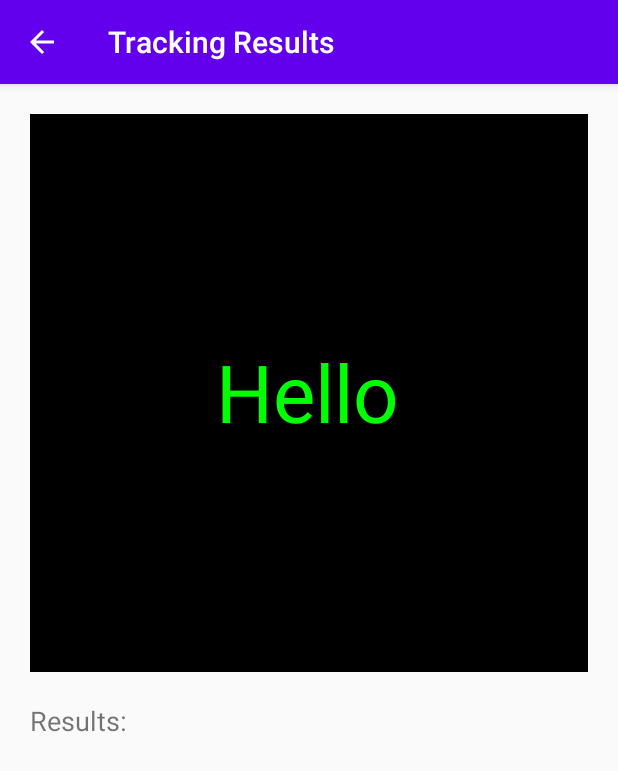
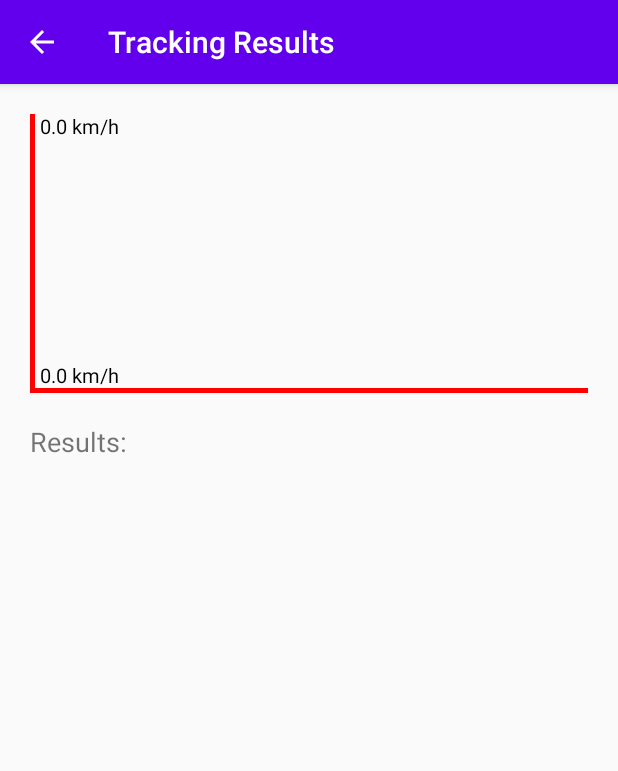
Before and after one commit to matiboux/griffith-android-trackmaster, an Android app: the ResultsActivity screen opened directly, with no data from a screen before it, on a phone screen of 412 x 824 dp. Shown: the top 771 px of the screen. Run offline under Robolectric (Android 15) with nearby library versions, the phone set to English and light mode, and no system bars; 16 statements that could not run were skipped.

Commit message:
Added working custom graph view: SpeedGraphView

```diff
--- a/TrackMaster/app/src/main/java/com/matiboux/griffith/trackmaster/ResultsActivity.java
+++ b/TrackMaster/app/src/main/java/com/matiboux/griffith/trackmaster/ResultsActivity.java
@@ -2,7 +2,6 @@ package com.matiboux.griffith.trackmaster;
 
 import android.content.Intent;
 import android.os.Bundle;
-import android.text.TextUtils;
 import android.view.MenuItem;
 import android.widget.TextView;
 
@@ -10,14 +9,11 @@ import androidx.appcompat.app.ActionBar;
 import androidx.appcompat.app.AppCompatActivity;
 
 import java.io.File;
-import java.text.SimpleDateFormat;
-import java.util.Date;
-import java.util.List;
-import java.util.Locale;
 import java.util.Objects;
 
 public class ResultsActivity extends AppCompatActivity {
 
+    private SpeedGraphView speedGraphView;
     private TextView txvResults;
     private GPXFile gpxFile;
 
@@ -33,6 +29,7 @@ public class ResultsActivity extends AppCompatActivity {
         }
 
         // Layout components
+        speedGraphView = findViewById(R.id.speed_graph_view);
         txvResults = findViewById(R.id.txv_results);
 
         // Load the GPX file
@@ -43,11 +40,12 @@ public class ResultsActivity extends AppCompatActivity {
         txvResults.append("\n- Nb entries: " + gpxData.getSize());
         txvResults.append("\n- Elapsed time: " + gpxData.getElapsedSeconds() + " sec");
         txvResults.append("\n- Total Distance: " + gpxData.getTotalMeters() + " m");
-        txvResults.append("\n- Average Overall Speed: " + gpxData.getAverageOverallSpeed() + " m/sec");
+        txvResults.append("\n- Overall Speed: " + gpxData.getOverallSpeed() + " m/sec");
         txvResults.append("\n- Average Speed: " + gpxData.getAverageSpeed() + " m/sec");
         txvResults.append("\n- Min Altitude: " + gpxData.getMinAltitude() + " m");
         txvResults.append("\n- Max Altitude: " + gpxData.getMaxAltitude() + " m");
         txvResults.append("\n- Average Altitude: " + gpxData.getAverageAltitude() + " m");
+        speedGraphView.setData(gpxData.getAverageSpeeds());
     }
 
     @Override
--- a/TrackMaster/app/src/main/java/com/matiboux/griffith/trackmaster/ResultsView.java
+++ /dev/null
@@ -1,150 +0,0 @@
-package com.matiboux.griffith.trackmaster;
-
-import android.content.Context;
-import android.graphics.Canvas;
-import android.graphics.Color;
-import android.graphics.Paint;
-import android.graphics.Rect;
-import android.util.AttributeSet;
-import android.view.MotionEvent;
-import android.view.View;
-
-import java.util.ArrayList;
-
-public class ResultsView extends View {
-    private Context context;
-
-    private Paint coveredPaint, uncoveredPaint, markedPaint, minefieldPaint;
-    private Paint gridPaint, textPaint;
-    private Paint lostPaint, wonPaint, strokePaint;
-
-    // default constructor for the class that takes in a context
-    public ResultsView(Context c) {
-        super(c);
-        if (!isInEditMode()) init();
-    }
-
-    // constructor that takes in a context and also a list of attributes
-    // that were set through XML
-    public ResultsView(Context c, AttributeSet as) {
-        super(c, as);
-        if (!isInEditMode()) init();
-    }
-
-    // constructor that take in a context, attribute set and also a default
-    // style in case the view is to be styled in a certain way
-    public ResultsView(Context c, AttributeSet as, int default_style) {
-        super(c, as, default_style);
-        if (!isInEditMode()) init();
-    }
-
-    // refactored init method as most of this code is shared by all the constructors
-    private void init() {
-        // Get the current context
-        context = getContext();
-
-        // Cell State Paint objects
-        coveredPaint = new Paint(Paint.ANTI_ALIAS_FLAG);
-        coveredPaint.setColor(Color.BLACK);
-        uncoveredPaint = new Paint(Paint.ANTI_ALIAS_FLAG);
-        uncoveredPaint.setColor(Color.GRAY);
-        markedPaint = new Paint(Paint.ANTI_ALIAS_FLAG);
-        markedPaint.setColor(Color.YELLOW);
-        minefieldPaint = new Paint(Paint.ANTI_ALIAS_FLAG);
-        minefieldPaint.setColor(Color.RED);
-
-        // Grid Paint objects
-        gridPaint = new Paint(Paint.ANTI_ALIAS_FLAG);
-        gridPaint.setColor(Color.WHITE);
-        textPaint = new Paint(Paint.ANTI_ALIAS_FLAG);
-        textPaint.setColor(Color.BLACK);
-
-        // Game Over Paint objects
-        lostPaint = new Paint(Paint.ANTI_ALIAS_FLAG);
-        lostPaint.setColor(Color.RED);
-        wonPaint = new Paint(Paint.ANTI_ALIAS_FLAG);
-        wonPaint.setColor(Color.GREEN);
-        strokePaint = new Paint(Paint.ANTI_ALIAS_FLAG);
-        strokePaint.setStyle(Paint.Style.STROKE);
-        strokePaint.setStrokeWidth(10);
-        strokePaint.setColor(Color.BLACK);
-
-        //gameAI = new GameAI(this); // Initialize the AI
-        //initializeGrid(); // Initialize the game board
-    }
-
-    @Override
-    protected void onMeasure(int widthMeasureSpec, int heightMeasureSpec) {
-        super.onMeasure(widthMeasureSpec, heightMeasureSpec);
-        int size = 0;
-        int width = getMeasuredWidth();
-        int height = getMeasuredHeight();
-
-        size = Math.min(width, height);
-        setMeasuredDimension(size, size);
-    }
-
-    @Override
-    protected void onSizeChanged(int width, int height, int oldWidth, int oldHeight) {
-        super.onSizeChanged(width, height, oldWidth, oldHeight);
-
-        /*
-        // Calculate the width & height of a cell
-        cellWidth = getWidth() / gridSize;
-        cellHeight = getHeight() / gridSize;
-        */
-
-        // Updated the size of texts
-        textPaint.setTextSize((int) (getWidth() / 100 * 8));
-        int gameOverTextSize = getWidth() / 100 * 16;
-        wonPaint.setTextSize(gameOverTextSize);
-        lostPaint.setTextSize(gameOverTextSize);
-        strokePaint.setTextSize(gameOverTextSize);
-
-        invalidate();
-    }
-
-    // public method that needs to be overridden to draw the contents of this widget
-    @Override
-    public void onDraw(Canvas canvas) {
-        // call the superclass method
-        super.onDraw(canvas);
-
-        // Black background
-        canvas.drawColor(Color.BLACK);
-
-        Rect rect = new Rect(0, 0, getWidth(), getHeight());
-        drawCenterText(canvas, "Hello", rect, wonPaint);
-    }
-
-    // public method that needs to be overridden to handle the touches from a user
-    @Override
-    public boolean onTouchEvent(MotionEvent event) {
-        // ...
-
-        // If we have not handled the touch event, ask the system to do it
-        return super.onTouchEvent(event);
-    }
-
-    private void drawCenterText(Canvas canvas, String text, Rect rect, Paint paint) {
-        //paint.setTextAlign(Paint.Align.LEFT);
-
-        // Get center of the space
-        float centerX = rect.left + rect.width() / 2f;
-        float centerY = rect.top + rect.height() / 2f;
-
-        // Reuse rect to get the size of the text
-        paint.getTextBounds(text, 0, text.length(), rect);
-
-        // Compute coordinates for the text & Draw the text
-        float x = centerX - rect.width() / 2f - rect.left;
-        float y = centerY + rect.height() / 2f - rect.bottom;
-        canvas.drawText(text, x, y, paint);
-    }
-
-    private void drawCenterText(Canvas canvas, String text, Rect rect, Paint textPaint, Paint strokePaint) {
-        // Using a copy of rect for the first call so that the second call use the same initial rect
-        drawCenterText(canvas, text, new Rect(rect), strokePaint);
-        drawCenterText(canvas, text, rect, textPaint);
-    }
-}
--- /dev/null
+++ b/TrackMaster/app/src/main/java/com/matiboux/griffith/trackmaster/SpeedGraphView.java
@@ -0,0 +1,139 @@
+package com.matiboux.griffith.trackmaster;
+
+import android.content.Context;
+import android.graphics.Canvas;
+import android.graphics.Color;
+import android.graphics.Paint;
+import android.util.AttributeSet;
+import android.util.Pair;
+import android.view.View;
+
+import java.util.List;
+
+public class SpeedGraphView extends View {
+    private long minX;
+    private long maxX;
+    private double minY;
+    private double maxY;
+    private int canvasWidth;
+    private int canvasHeight;
+
+    private List<Pair<Long, Double>> averageSpeeds;
+
+    private Paint dataPointPaint, dataPointFillPaint, dataPointLinePaint, axisLinePaint;
+    private Paint textPaint;
+
+    public SpeedGraphView(Context c) {
+        super(c);
+        if (!isInEditMode()) init();
+    }
+
+    public SpeedGraphView(Context c, AttributeSet as) {
+        super(c, as);
+        if (!isInEditMode()) init();
+    }
+
+    public SpeedGraphView(Context c, AttributeSet as, int default_style) {
+        super(c, as, default_style);
+        if (!isInEditMode()) init();
+    }
+
+    private void init() {
+        // Paint objects
+        dataPointPaint = new Paint();
+        dataPointPaint.setColor(Color.BLUE);
+        dataPointPaint.setStrokeWidth(7f);
+        dataPointPaint.setStyle(Paint.Style.STROKE);
+
+        dataPointFillPaint = new Paint();
+        dataPointFillPaint.setColor(Color.WHITE);
+
+        dataPointLinePaint = new Paint();
+        dataPointLinePaint.setColor(Color.BLUE);
+        dataPointLinePaint.setStrokeWidth(7f);
+        dataPointLinePaint.setAntiAlias(true);
+
+        axisLinePaint = new Paint();
+        axisLinePaint.setColor(Color.RED);
+        axisLinePaint.setStrokeWidth(10f);
+
+        textPaint = new Paint();
+        textPaint.setColor(Color.BLACK);
+        textPaint.setTextSize(20f);
+    }
+
+    @Override
+    protected void onMeasure(int widthMeasureSpec, int heightMeasureSpec) {
+        super.onMeasure(widthMeasureSpec, heightMeasureSpec);
+        int width = getMeasuredWidth();
+        int height = getMeasuredHeight();
+
+        canvasWidth = Math.min(width, height);
+        canvasHeight = canvasWidth / 2;
+        setMeasuredDimension(canvasWidth, canvasHeight);
+    }
+
+    @Override
+    protected void onSizeChanged(int width, int height, int oldWidth, int oldHeight) {
+        super.onSizeChanged(width, height, oldWidth, oldHeight);
+        invalidate();
+    }
+
+    @Override
+    public void onDraw(Canvas canvas) {
+        super.onDraw(canvas);
+
+        float prevX = -1;
+        float prevY = -1;
+
+        System.out.println("Axis from " + minX + " " + maxX + " to " + minY + " " + maxY);
+        System.out.println("Canvas of " + canvasWidth + " to " + canvasHeight);
+
+        System.out.println("Size of " + averageSpeeds.size());
+        for (Pair<Long, Double> pair : averageSpeeds) {
+            long time = pair.first;
+            double averageSpeed = pair.second * 3.6; // Convert m/s to km/h
+            System.out.println("- " + time + ", " + averageSpeed);
+
+            float valueX = (float) (time - minX) / (maxX - minX) * canvasWidth;
+            float valueY = (float) (1 - (averageSpeed - minY) / (maxY - minY)) * canvasHeight;
+
+            if(prevX >= 0 && prevY >= 0) {
+                canvas.drawLine(prevX, prevY, valueX, valueY, dataPointLinePaint);
+                System.out.println("Draw from " + prevX + " " + prevY + " to " + valueX + " " + valueY);
+            }
+
+            canvas.drawCircle(valueX, valueY, 7f, dataPointFillPaint);
+            canvas.drawCircle(valueX, valueY, 7f, dataPointPaint);
+
+            prevX = valueX;
+            prevY = valueY;
+        }
+
+        canvas.drawLine(0f, 0f, 0f, canvasHeight, axisLinePaint);
+        canvas.drawLine(0f, canvasHeight, canvasWidth, canvasHeight, axisLinePaint);
+        canvas.drawText(maxY + " km/h", axisLinePaint.getStrokeWidth(), textPaint.getTextSize(), textPaint);
+        canvas.drawText(minY + " km/h", axisLinePaint.getStrokeWidth(), canvasHeight - axisLinePaint.getStrokeWidth(), textPaint);
+    }
+
+    public void setData(List<Pair<Long, Double>> averageSpeeds) {
+        this.averageSpeeds = averageSpeeds;
+
+        minX = Long.MAX_VALUE;
+        maxX = Long.MIN_VALUE;
+        minY = 0;
+        maxY = 10;
+
+        for (Pair<Long, Double> pair : averageSpeeds) {
+            long time = pair.first;
+            double averageSpeed = pair.second * 3.6; // Convert m/s to km/h
+
+            if (minX > time) minX = time;
+            if (maxX < time) maxX = time;
+            if (minY > averageSpeed) minY = averageSpeed;
+            if (maxY < averageSpeed) maxY = averageSpeed;
+        }
+
+        invalidate();
+    }
+}
--- a/TrackMaster/app/src/main/res/layout/activity_results.xml
+++ b/TrackMaster/app/src/main/res/layout/activity_results.xml
@@ -12,7 +12,8 @@
         android:orientation="vertical"
         android:padding="20dp">
 
-        <com.matiboux.griffith.trackmaster.ResultsView
+        <com.matiboux.griffith.trackmaster.SpeedGraphView
+            android:id="@+id/speed_graph_view"
             android:layout_width="match_parent"
             android:layout_height="wrap_content" />
 
```
Also changed, not shown: TrackMaster/app/src/main/java/com/matiboux/griffith/trackmaster/GPXData.java (+24 -9 lines).
